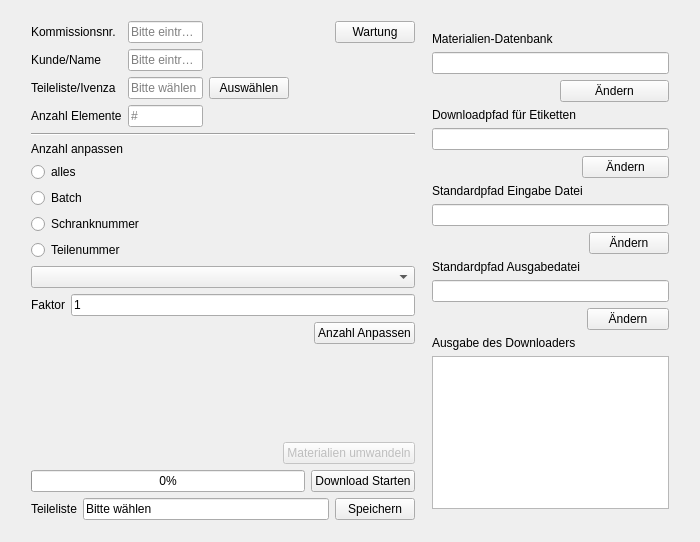
Above: mainwindow.ui from xavor92/Ardis2Holzma before the change. Below: the same form after it.
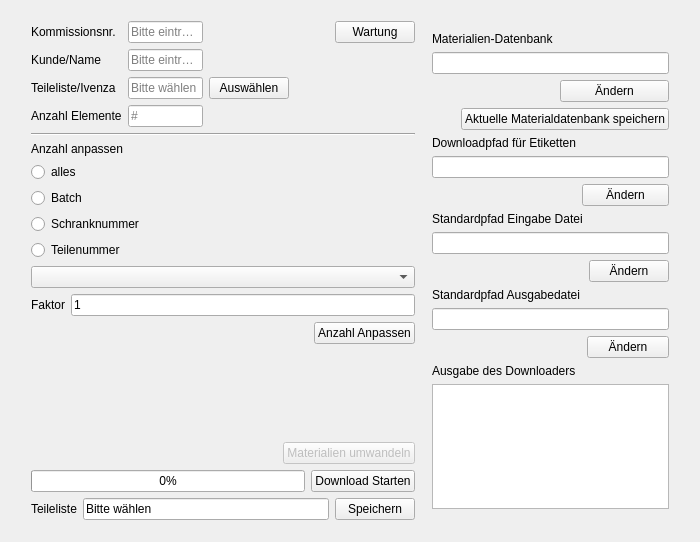
That is the form after the change.

Commit message: modify save MatDB process

```diff
--- a/mainwindow.ui
+++ b/mainwindow.ui
@@ -419,6 +419,30 @@
           </item>
          </layout>
         </item>
+        <item>
+         <layout class="QHBoxLayout" name="horizontalLayout_5">
+          <item>
+           <spacer name="horizontalSpacer_4">
+            <property name="orientation">
+             <enum>Qt::Horizontal</enum>
+            </property>
+            <property name="sizeHint" stdset="0">
+             <size>
+              <width>40</width>
+              <height>20</height>
+             </size>
+            </property>
+           </spacer>
+          </item>
+          <item>
+           <widget class="QPushButton" name="SaveDBButton">
+            <property name="text">
+             <string>Aktuelle Materialdatenbank speichern</string>
+            </property>
+           </widget>
+          </item>
+         </layout>
+        </item>
         <item>
          <layout class="QGridLayout" name="gridLayout_2">
           <item row="2" column="1">
```
The commit also changes 2 other files.
